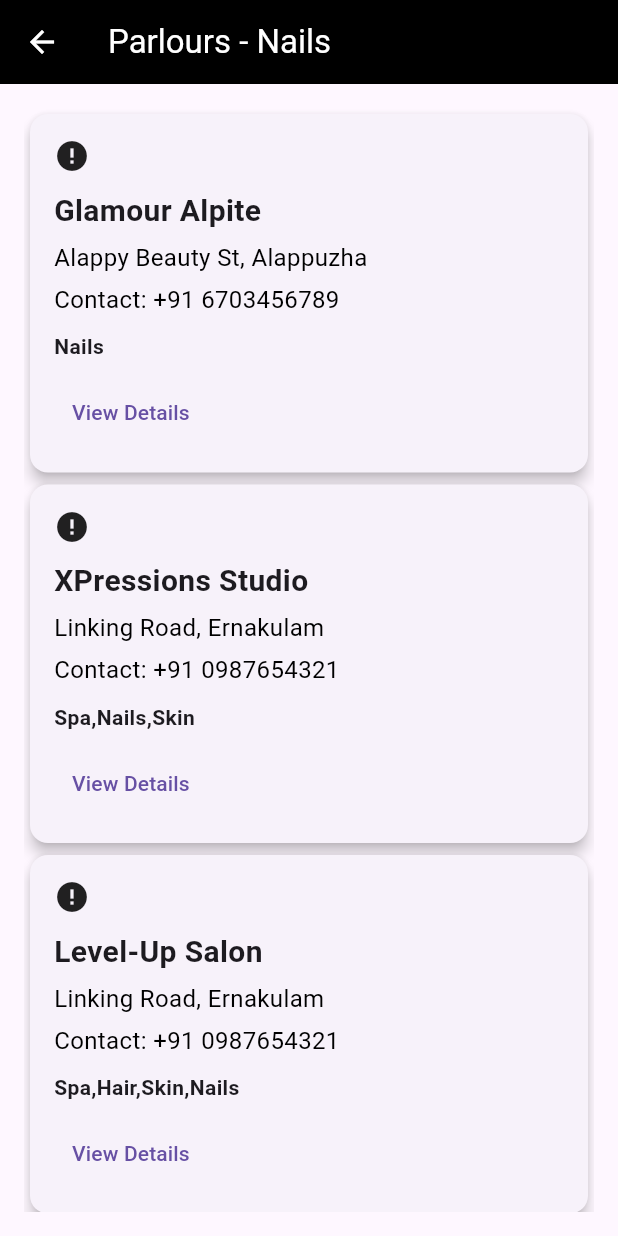
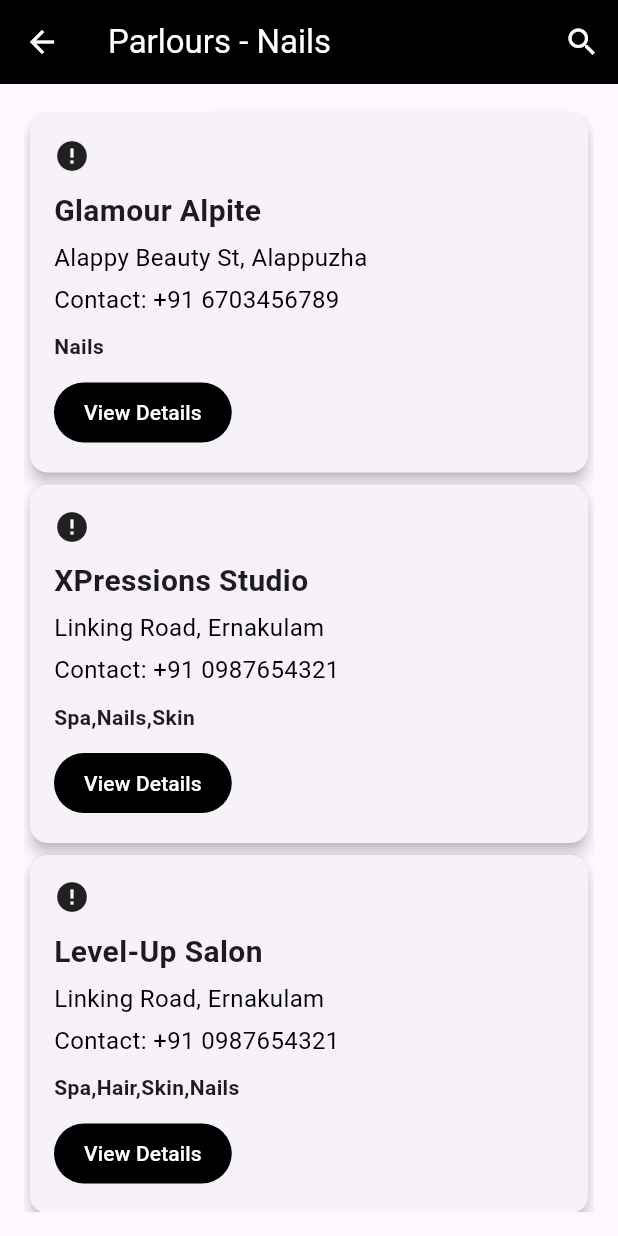
Before and after one commit to Praveenptf/SALON_INFO, a Flutter app: the HomeScreen screen opened directly, after a tap on "Hair & Beard", after a tap on "Nails", on a phone screen of 412 x 824 dp. Run offline on Flutter 3.47's test engine with Material 3 defaults, Android fonts, the phone set to English and light mode, and no system bars; our stand-ins replace carousel_slider, email_validator, google_fonts, image_picker; network calls fail; Roboto replaces fonts that are missing (Adamina).

Commit message:
add new search button

```diff
--- a/lib/RegisterPage.dart
+++ b/lib/RegisterPage.dart
@@ -53,7 +53,7 @@ class _RegistrationFormState extends State<RegistrationForm> {
   //bool _isConfirmPasswordVisible = false;
 
 
-  final String _backendUrl = 'http://192.168.1.41:8086/user/UserReg';
+  final String _backendUrl = 'http://192.168.1.27:8086/user/UserReg';
 
 
   Future<void> _registerUser() async {
@@ -63,6 +63,7 @@ class _RegistrationFormState extends State<RegistrationForm> {
       'phoneNumber': _mobileNumber,
       'email': _email,
       'password': _password,
+      'gender':"",
     };
 
     try {
--- a/lib/frontpage.dart
+++ b/lib/frontpage.dart
@@ -1,5 +1,6 @@
 import 'package:flutter/material.dart';
 import 'package:google_fonts/google_fonts.dart';
+import 'package:saloon_app/homescreen.dart';
 import 'package:saloon_app/loginscreen.dart';
 import 'package:saloon_app/RegisterPage.dart';
 
@@ -57,7 +58,7 @@ class MyHomePage extends StatelessWidget {
                 SizedBox(height: 70.0), // Adding some space between text and buttons
                 ElevatedButton(
                   onPressed: () {
-                    Navigator.push(context, MaterialPageRoute(builder: (context) => LoginPage()));
+                    Navigator.push(context, MaterialPageRoute(builder: (context) => HomeScreen()));
                   },
                   style: ElevatedButton.styleFrom(
                     minimumSize: Size(250, 50),
--- a/lib/homescreen.dart
+++ b/lib/homescreen.dart
@@ -39,17 +39,6 @@ class _HomeScreenState extends State<HomeScreen> {
           ),
         ),
         automaticallyImplyLeading: false,
-        actions: [
-          IconButton(
-            icon: Icon(
-              Icons.favorite_border,
-              color: Colors.white,
-            ),
-            onPressed: () {
-              // Handle favorite icon button tap
-            },
-          ),
-        ],
       ),
       body: SingleChildScrollView(
         child: Column(
--- a/lib/parlours.dart
+++ b/lib/parlours.dart
@@ -2,15 +2,25 @@ import 'package:flutter/material.dart';
 import 'package:google_fonts/google_fonts.dart';
 import 'package:saloon_app/Booking%20details.dart';
 
-class Parlours extends StatelessWidget {
-  final String serviceFilter; // New parameter for filtering services
+class Parlours extends StatefulWidget {
+  final String serviceFilter;
 
   const Parlours({super.key, required this.serviceFilter});
 
   @override
-  Widget build(BuildContext context) {
-    // List of all parlour shops
-    final parlourShops = [
+  _ParloursState createState() => _ParloursState();
+}
+
+class _ParloursState extends State<Parlours> {
+  TextEditingController searchController = TextEditingController();
+  List<Map<String, String>> parlourShops = [];
+  List<Map<String, String>> filteredShops = [];
+  bool isSearchVisible = false; // Track visibility of the search field
+
+  @override
+  void initState() {
+    super.initState();
+    parlourShops = [
       {
         'shopName': 'Glamour Beauty Salon',
         'address': 'Alappy Beauty St, Alappuzha',
@@ -53,60 +63,73 @@ class Parlours extends StatelessWidget {
         'description': 'Spa,Hair,Skin,Nails',
         'imageUrl': 'https://encrypted-tbn0.gstatic.com/images?q=tbn:ANd9GcTQpcNd_c7o84c9e-swrPwKlTXle08cAqyOqg&s',
       },
-      {
-        'shopName': 'Haus of Glamour',
-        'address': 'Linking Road, Ernakulam',
-        'contactNumber': '+91 0987654321',
-        'description': 'Spa,Nails,Skin',
-        'imageUrl': 'https://i.pinimg.com/736x/76/21/bb/7621bb6087ee02d1c51a38663c88e6b0.jpg',
-      },
-      {
-        'shopName': '#1 Cuts',
-        'address': 'Linking Road, Ernakulam',
-        'contactNumber': '+91 0987654321',
-        'description': 'Hair',
-        'imageUrl': 'https://5.imimg.com/data5/RT/SB/MY-44013394/salon-interior-designing-500x500.jpg',
-      },
-      {
-        'shopName': 'The Style Zone',
-        'address': 'Linking Road, Ernakulam',
-        'contactNumber': '+91 0987654321',
-        'description': 'Hair,Nails,Skin,Spa',
-        'imageUrl': 'https://media.istockphoto.com/id/1288801785/photo/barber-shop.jpg?s=612x612&w=0&k=20&c=R4e9Ts7MaRN2DaGTebLtiu_ThxRk2cGUefbQneL90ro=',
-      },
-      {
-        'shopName': 'The Cleanup',
-        'address': 'Linking Road, Ernakulam',
-        'contactNumber': '+91 0987654321',
-        'description': 'Spa, Hair',
-        'imageUrl': 'https://encrypted-tbn0.gstatic.com/images?q=tbn:ANd9GcSQ6HSLXxCRhwwlMOo3R0zZfR5Edy5Vl2w6rQ&s',
-      },
-      {
-        'shopName': 'Uptown Hair',
-        'address': 'Linking Road, Ernakulam',
-        'contactNumber': '+91 0987654321',
-        'description': 'Hair',
-        'imageUrl': 'https://cdn-kdndj.nitrocdn.com/zFJGHiQUbCUVpuNMivpHUVgINgwDIBkZ/assets/images/optimized/rev-16f8ade/www.huxleyandco.co.uk/wp-content/uploads/2024/04/Salon-Shopfront-1170x684.jpeg',
-      },
     ];
 
-    // Filter the parlour shops based on the service filter
- // Filter the parlour shops based on the service filter
-final filteredShops = parlourShops.where((shop) {
-  final services = shop['description']!.split(','); // Split by comma
-  return services.any((service) => service.trim().toLowerCase() == serviceFilter.toLowerCase());
+    // Initially filter based on the serviceFilter passed to the constructor
+    filteredShops = parlourShops.where((shop) {
+      final services = shop['description']!.split(',');
+      return services.any((service) => service.trim().toLowerCase() == widget.serviceFilter.toLowerCase());
     }).toList();
+  }
 
+  void _filterShops(String query) {
+    setState(() {
+      filteredShops = parlourShops.where((shop) {
+        final shopName = shop['shopName']!.toLowerCase();
+        final address = shop['address']!.toLowerCase();
+        final services = shop['description']!.split(',').map((s) => s.trim().toLowerCase()).toList();
+        final contact = shop['contactNumber']!.toLowerCase();
+        final searchQuery = query.toLowerCase();
 
+        // Filter only the shops that match the selected service filter
+        return (shopName.contains(searchQuery) ||
+                address.contains(searchQuery) ||
+                services.any((service) => service.contains(searchQuery)) ||
+                contact.contains(searchQuery)) &&
+               services.contains(widget.serviceFilter.toLowerCase());
+      }).toList();
+    });
+  }
 
+  @override
+  Widget build(BuildContext context) {
     return Scaffold(
       appBar: AppBar(
         backgroundColor: Colors.black,
-        title: Text(
-          'Parlours - $serviceFilter',
+        title: isSearchVisible
+            ? TextField(
+                controller: searchController,
+                decoration: const InputDecoration(
+                  hintText: 'Enter search term',
+                  hintStyle: TextStyle(color: Colors.white54),
+                  border: InputBorder.none,
+                ),
+                style: const TextStyle(color: Colors.white),
+                onChanged: (value) {
+                  _filterShops(value);
+                },
+              )
+            : Text(
+                'Parlours - ${widget.serviceFilter}',
                 style: GoogleFonts.adamina(color: Colors.white),
               ),
         iconTheme: const IconThemeData(color: Colors.white),
+        actions: [
+          IconButton(
+            icon: Icon(isSearchVisible ? Icons.clear : Icons.search), // Toggle icon based on visibility
+            onPressed: () {
+              setState(() {
+                if (isSearchVisible) {
+                  searchController.clear();
+                  _filterShops(''); // Reset the filtered list
+                  isSearchVisible = false;
+                } else {
+                  isSearchVisible = true;
+                }
+              });
+            },
+          ),
+        ],
       ),
       body: Padding(
         padding: const EdgeInsets.all(16.0),
@@ -127,7 +150,6 @@ final filteredShops = parlourShops.where((shop) {
     );
   }
 }
-
 
 class ParlourShopCard extends StatelessWidget {
   final String shopName;
@@ -216,6 +238,10 @@ class ParlourShopCard extends StatelessWidget {
                                   ),
               );
             },
+            style: TextButton.styleFrom(
+              foregroundColor: Colors.white, backgroundColor: Colors.black,
+              padding: const EdgeInsets.symmetric(vertical: 10.0, horizontal: 20.0),
+            ),
             child: const Text('View Details'),
           ),
         ],
```
Also changed, not shown: lib/loginscreen.dart (+44 -20 lines). Lines whose indentation alone changed are shown as unchanged.
